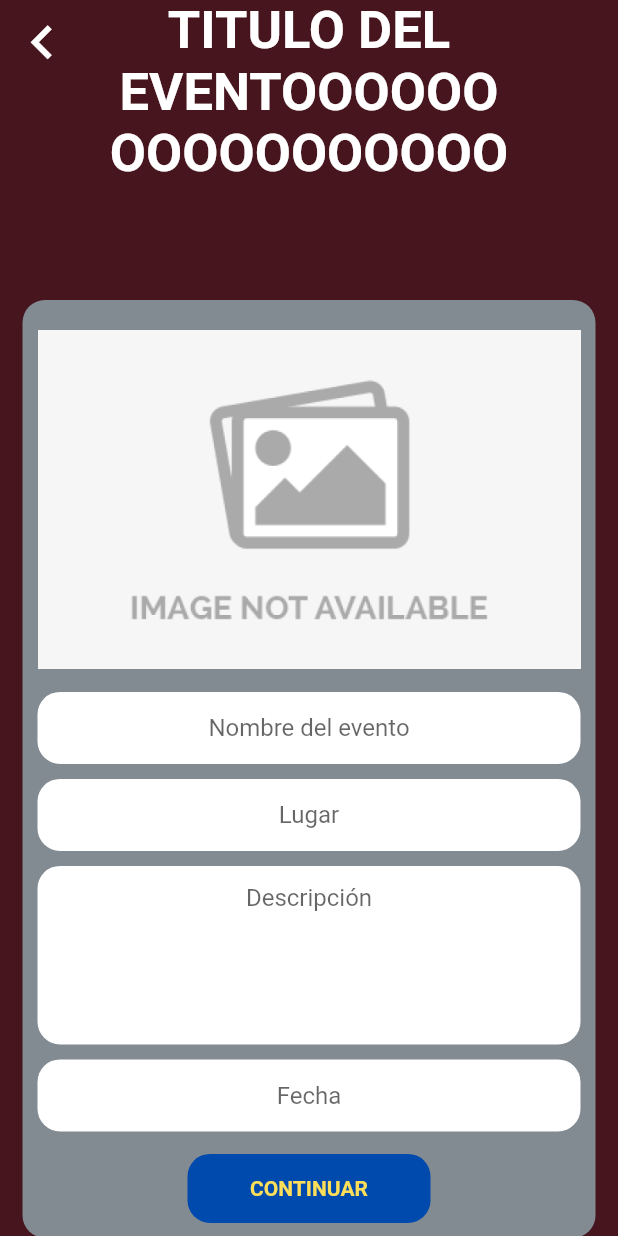
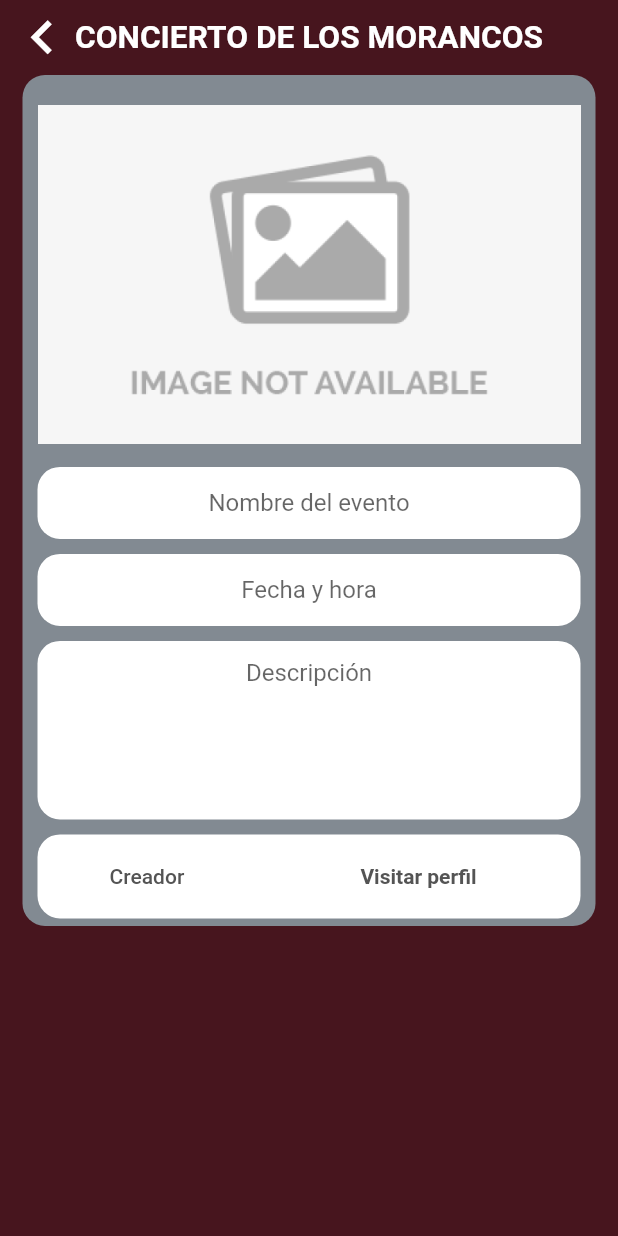
Before and after one commit to ISPP-G8/FindMyFun, a Flutter app: the EventDetailsView screen opened directly, on a phone screen of 412 x 824 dp. Run offline on Flutter 3.47's test engine with Material 2 defaults, Android fonts, the phone set to English and light mode, and no system bars; our stand-ins replace firebase_core; accounts and stored records are empty.

Commit message:
feat: Implementa detalles de evento Implementación parcial de la vista de detalles de un evento.

```diff
--- a/lib/views/access/access_view.dart
+++ b/lib/views/access/access_view.dart
@@ -39,7 +39,7 @@ class AccessView extends StatelessWidget {
                   curve: Curves.easeInOut),
             ),
             CustomButton(
-              text: 'Crear evento',
+              text: 'Detalles de evento',
               onTap: () => Navigator.push(
                 context,
                 MaterialPageRoute(
--- a/lib/views/event/event_details.dart
+++ b/lib/views/event/event_details.dart
@@ -1,30 +1,28 @@
 import 'package:findmyfun/themes/themes.dart';
 import 'package:findmyfun/widgets/widgets.dart';
 import 'package:flutter/material.dart';
-import 'package:provider/provider.dart';
-
-import '../../services/page_view_service.dart';
 
 class EventDetailsView extends StatelessWidget {
   const EventDetailsView({super.key});
 
   @override
   Widget build(BuildContext context) {
-    final pageViewController =
-        Provider.of<PageViewService>(context).pageController;
-
     return SafeArea(
       child: Scaffold(
         resizeToAvoidBottomInset: true,
         appBar: PreferredSize(
-          preferredSize: Size.fromHeight(200.0),
+          preferredSize: const Size.fromHeight(50.0),
           child: AppBar(
-            flexibleSpace: Flexible(
-              child: Text(
-                'TITULO DEL EVENTOOOOOO OOOOOOOOOOO OOOOOOOO',
-                textAlign: TextAlign.center,
-                style: Styles.appBar,
-                maxLines: 3,
+            flexibleSpace: Container(
+              alignment: Alignment.center,
+              margin: const EdgeInsets.symmetric(horizontal: 50),
+              child: FittedBox(
+                child: Text(
+                  'CONCIERTO DE LOS MORANCOS',
+                  textAlign: TextAlign.center,
+                  style: Styles.appBar,
+                  maxLines: 3,
+                ),
               ),
             ),
             leading: GestureDetector(
@@ -51,9 +49,7 @@ class EventDetailsView extends StatelessWidget {
 }
 
 class _FormsColumn extends StatelessWidget {
-  const _FormsColumn({
-    super.key,
-  });
+  const _FormsColumn();
 
   @override
   Widget build(BuildContext context) {
@@ -63,7 +59,7 @@ class _FormsColumn extends StatelessWidget {
           height: 10,
         ),
         Container(
-          padding: EdgeInsets.all(10.0),
+          padding: const EdgeInsets.all(10.0),
           child: Image.asset(
             'assets/no-image-available.png',
             fit: BoxFit.cover,
@@ -73,33 +69,17 @@ class _FormsColumn extends StatelessWidget {
           hintText: 'Nombre del evento',
         ),
         const CustomTextForm(
-          hintText: 'Lugar',
+          hintText: 'Fecha y hora',
+          type: TextInputType.datetime,
         ),
         const CustomTextForm(
           hintText: 'Descripción',
           maxLines: 5,
           type: TextInputType.multiline,
         ),
-        const CustomTextForm(
-          hintText: 'Fecha',
-          type: TextInputType.datetime,
+        const EventCreator(
+          creatorUsername: 'Creador',
         ),
-        SubmitButton(
-            text: 'CONTINUAR',
-            onTap: () {
-              showDialog(
-                context: context,
-                builder: (context) => Column(
-                    mainAxisSize: MainAxisSize.min,
-                    mainAxisAlignment: MainAxisAlignment.center,
-                    children: const [
-                      SizedBox(
-                          height: 50,
-                          width: 50,
-                          child: CircularProgressIndicator()),
-                    ]),
-              );
-            })
       ],
     );
   }
--- a/lib/widgets/custom_button.dart
+++ b/lib/widgets/custom_button.dart
@@ -3,22 +3,34 @@ import 'package:flutter/material.dart';
 class CustomButton extends StatelessWidget {
   final String text;
   final void Function()? onTap;
+  final double? width;
 
-  const CustomButton({super.key, required this.text, this.onTap});
+  const CustomButton(
+      {super.key,
+      required this.text,
+      this.onTap,
+      this.width = double.infinity});
 
   @override
   Widget build(BuildContext context) {
     return GestureDetector(
       onTap: onTap,
       child: Container(
-        width: double.infinity,
+        width: width,
         margin: const EdgeInsets.symmetric(horizontal: 10, vertical: 5),
         padding: const EdgeInsets.symmetric(vertical: 15),
         decoration: BoxDecoration(
           color: Colors.white,
-          borderRadius: BorderRadius.circular(15)
+          borderRadius: BorderRadius.circular(15),
         ),
-        child: Text(text, textAlign: TextAlign.center, style: TextStyle(color: Color(0xff545454), fontWeight: FontWeight.bold, fontSize: 14),),
+        child: Text(
+          text,
+          textAlign: TextAlign.center,
+          style: const TextStyle(
+              color: Color(0xff545454),
+              fontWeight: FontWeight.bold,
+              fontSize: 14),
+        ),
       ),
     );
   }
--- a/lib/widgets/cutom_text_form.dart
+++ b/lib/widgets/custom_text_form.dart
@@ -11,7 +11,7 @@ class CustomTextForm extends StatelessWidget {
     required this.hintText,
     this.obscure = false,
     this.padding,
-    this.maxLines,
+    this.maxLines = 1,
     this.type = TextInputType.text,
   });
 
@@ -21,7 +21,9 @@ class CustomTextForm extends StatelessWidget {
       margin: const EdgeInsets.symmetric(horizontal: 10, vertical: 5),
       padding: padding,
       decoration: BoxDecoration(
-          color: Colors.white, borderRadius: BorderRadius.circular(15)),
+        color: Colors.white,
+        borderRadius: BorderRadius.circular(15),
+      ),
       child: TextFormField(
         keyboardType: type,
         obscureText: obscure,
--- /dev/null
+++ b/lib/widgets/event_creator.dart
@@ -0,0 +1,40 @@
+import 'package:flutter/material.dart';
+import 'package:findmyfun/widgets/widgets.dart';
+
+class EventCreator extends StatefulWidget {
+  final String creatorUsername;
+
+  const EventCreator({super.key, required this.creatorUsername});
+
+  @override
+  State<EventCreator> createState() => _EventCreator();
+}
+
+class _EventCreator extends State<EventCreator> {
+  bool isChecked = false;
+
+  @override
+  Widget build(BuildContext context) {
+    return Container(
+      margin: const EdgeInsets.symmetric(horizontal: 10, vertical: 5),
+      decoration: BoxDecoration(
+          color: Colors.white, borderRadius: BorderRadius.circular(15)),
+      child: Row(
+        mainAxisAlignment: MainAxisAlignment.spaceAround,
+        children: [
+          Text(
+            widget.creatorUsername,
+            style: const TextStyle(
+              color: Color(0xff545454),
+              fontWeight: FontWeight.w500,
+            ),
+          ),
+          const CustomButton(
+            text: 'Visitar perfil',
+            width: 100,
+          ),
+        ],
+      ),
+    );
+  }
+}
--- a/lib/widgets/widgets.dart
+++ b/lib/widgets/widgets.dart
@@ -1,14 +1,8 @@
-
-
-
-
-
-
-
 export 'package:findmyfun/widgets/custom_button.dart';
-export 'package:findmyfun/widgets/cutom_text_form.dart';
+export 'package:findmyfun/widgets/custom_text_form.dart';
 export 'package:findmyfun/widgets/image_banner.dart';
 export 'package:findmyfun/widgets/image_logo.dart';
 export 'package:findmyfun/widgets/login_container.dart';
 export 'package:findmyfun/widgets/login_title.dart';
 export 'package:findmyfun/widgets/submit_button.dart';
+export 'package:findmyfun/widgets/event_creator.dart';
```
